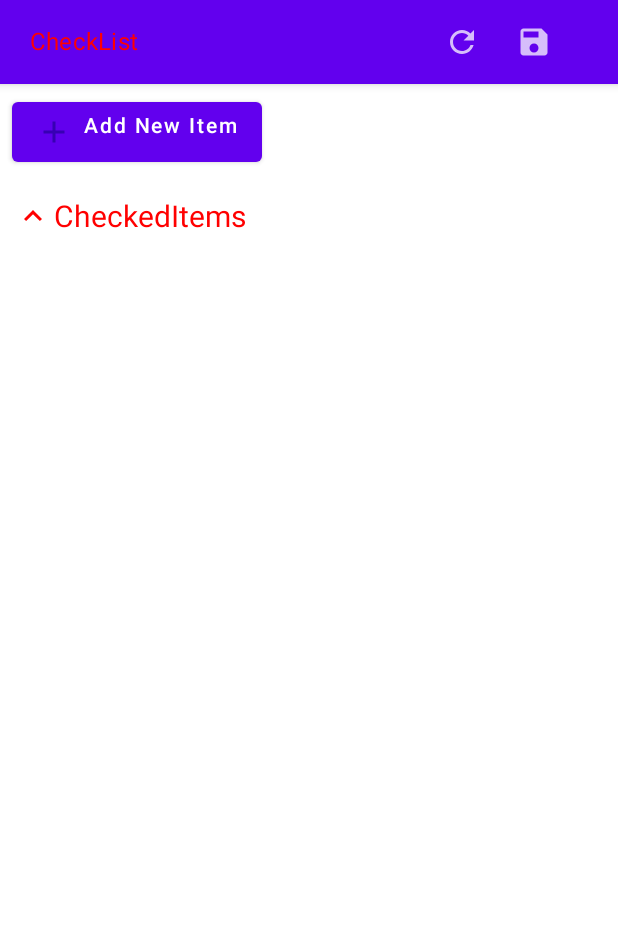
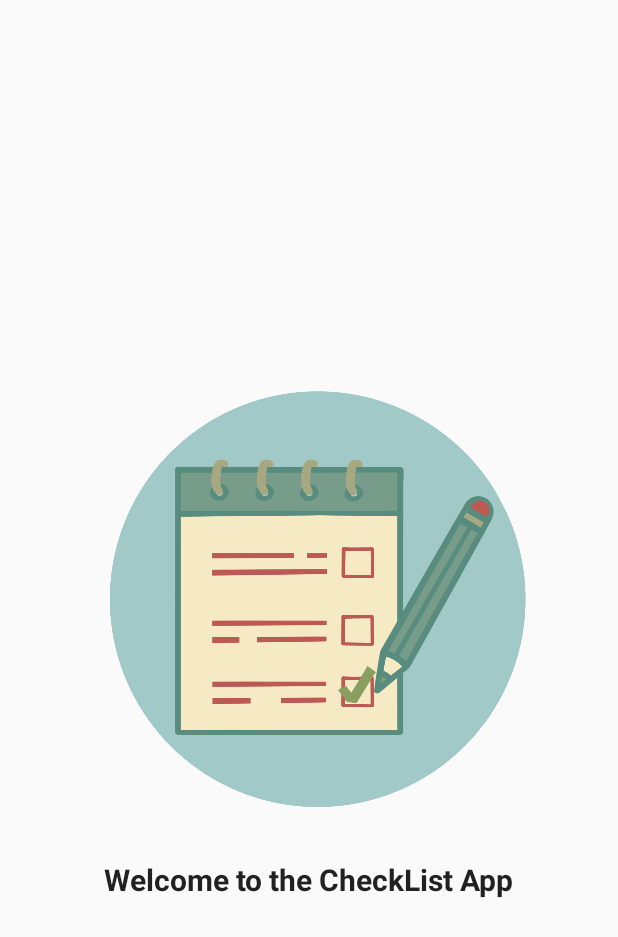
Before and after one commit to madfox40/AndroidCheckList, an Android app built with Jetpack Compose: the first screen one second after launch (MainActivity), on a phone screen of 412 x 824 dp. Shown: the top 937 px of the screen. Run offline under Robolectric (Android 15) with nearby library versions, the phone set to English and light mode, and no system bars.

Commit message:
Splash Screen and navigation between screens

```diff
--- a/app/build.gradle
+++ b/app/build.gradle
@@ -68,6 +68,7 @@ dependencies {
     implementation 'com.google.firebase:firebase-firestore:24.4.1'
 
     implementation 'androidx.compose.material:material-icons-extended:1.3.1'
+    implementation "androidx.navigation:navigation-compose:2.5.3"
 
     testImplementation 'junit:junit:4.13.2'
     androidTestImplementation 'androidx.test.ext:junit:1.1.4'
--- a/app/src/main/java/com/example/checklist/MainActivity.kt
+++ b/app/src/main/java/com/example/checklist/MainActivity.kt
@@ -64,12 +64,12 @@ class MainActivity : AppCompatActivity() {
 
         super.onCreate(savedInstanceState)
         setContent {
-
+            //MyAuthScreen()
             //Auth()
             //AppNavigation()
             CheckListTheme {
-
-                MyCheckList()
+                AppNavigation()
+                //MyCheckList()
                 //MyAuthScreen()
             }
         }
--- a/app/src/main/java/com/example/checklist/Navigation/AppNavigation.kt
+++ b/app/src/main/java/com/example/checklist/Navigation/AppNavigation.kt
@@ -6,15 +6,20 @@ import androidx.navigation.compose.NavHost
 import androidx.navigation.compose.composable
 import androidx.navigation.compose.rememberNavController
 import androidx.navigation.navArgument
+import com.example.checklist.Screens.CheckListScreen
 import com.example.checklist.Screens.FirstScreen
 import com.example.checklist.Screens.SecondScreen
+import com.example.splashscreen.ui.theme.SplashScreen
 
 @Composable
 fun AppNavigation(){
     val navController = rememberNavController()
-    NavHost(navController = navController, startDestination = AppScreens.FirstScreen.route){
-        composable(route = AppScreens.FirstScreen.route){
-            FirstScreen(navController)
+    NavHost(navController = navController, startDestination = AppScreens.MainScreen.route){
+        composable(route = AppScreens.MainScreen.route){
+            SplashScreen(navController)
+        }
+        composable(route = AppScreens.CheckListScreen.route){
+            CheckListScreen(navController)
         }
         composable(route = AppScreens.SecondScreen.route + "/{text}",
             arguments = listOf(navArgument(name = "text"){
--- a/app/src/main/java/com/example/checklist/Navigation/AppScreens.kt
+++ b/app/src/main/java/com/example/checklist/Navigation/AppScreens.kt
@@ -1,6 +1,7 @@
 package com.example.checklist.Navigation
 
 sealed class AppScreens(val route:String) {
-    object FirstScreen: AppScreens("first_screen")
+    object MainScreen: AppScreens("splash_screen")
+    object CheckListScreen: AppScreens("checklist_screen")
     object SecondScreen: AppScreens("second_screen")
 }
--- /dev/null
+++ b/app/src/main/java/com/example/checklist/Screens/SplashScreen.kt
@@ -0,0 +1,51 @@
+package com.example.splashscreen.ui.theme
+
+import android.window.SplashScreen
+import androidx.compose.foundation.Image
+import androidx.compose.foundation.layout.Arrangement
+import androidx.compose.foundation.layout.Column
+import androidx.compose.foundation.layout.fillMaxSize
+import androidx.compose.foundation.layout.size
+import androidx.compose.material.Text
+import androidx.compose.runtime.Composable
+import androidx.compose.runtime.LaunchedEffect
+import androidx.compose.ui.Alignment
+import androidx.compose.ui.Modifier
+import androidx.compose.ui.res.painterResource
+import androidx.compose.ui.text.font.FontWeight
+import androidx.compose.ui.tooling.preview.Preview
+import androidx.compose.ui.unit.dp
+import androidx.compose.ui.unit.sp
+import androidx.navigation.NavHostController
+import com.example.checklist.Navigation.AppScreens
+import com.example.checklist.R
+import kotlinx.coroutines.delay
+
+@Composable
+fun SplashScreen(navController: NavHostController) {
+    LaunchedEffect(key1 = true ){
+        delay(3000)
+        navController.popBackStack()
+        navController.navigate(AppScreens.CheckListScreen.route)
+    }
+    Splash()
+}
+
+@Composable
+fun Splash() {
+    Column(modifier = Modifier.fillMaxSize(),
+        horizontalAlignment = Alignment.CenterHorizontally,
+        verticalArrangement = Arrangement.Center) {
+        Image(modifier = Modifier.size(350.dp, 350.dp),painter = painterResource(id = R.drawable.checklistlogo), contentDescription = "Checklist Logo")
+        Text(text = "Welcome to the CheckList App",
+            fontSize = 20.sp,
+            fontWeight = FontWeight.Bold
+        )
+    }
+}
+
+@Preview(showBackground = true)
+@Composable
+fun SplashScreenPreview(){
+    Splash()
+}
--- a/app/src/main/res/mipmap-anydpi-v26/ic_launcher.xml
+++ b/app/src/main/res/mipmap-anydpi-v26/ic_launcher.xml
@@ -1,5 +1,5 @@
 <?xml version="1.0" encoding="utf-8"?>
 <adaptive-icon xmlns:android="http://schemas.android.com/apk/res/android">
     <background android:drawable="@drawable/ic_launcher_background" />
-    <foreground android:drawable="@drawable/ic_launcher_foreground" />
+    <foreground android:drawable="@drawable/checklistlogo" />
 </adaptive-icon>
--- a/app/src/main/res/values/themes.xml
+++ b/app/src/main/res/values/themes.xml
@@ -3,5 +3,6 @@
 
     <style name="Theme.CheckList" parent="Theme.AppCompat.DayNight.NoActionBar">
         <item name="android:statusBarColor">@color/purple_700</item>
+        <item name="android:windowIsTranslucent">true</item>
     </style>
 </resources>
```
Also changed, not shown: app/src/main/java/com/example/checklist/Screens/CheckListScreen.kt (+6 -3 lines), app/src/main/res/drawable/checklistlogo.png (added).
